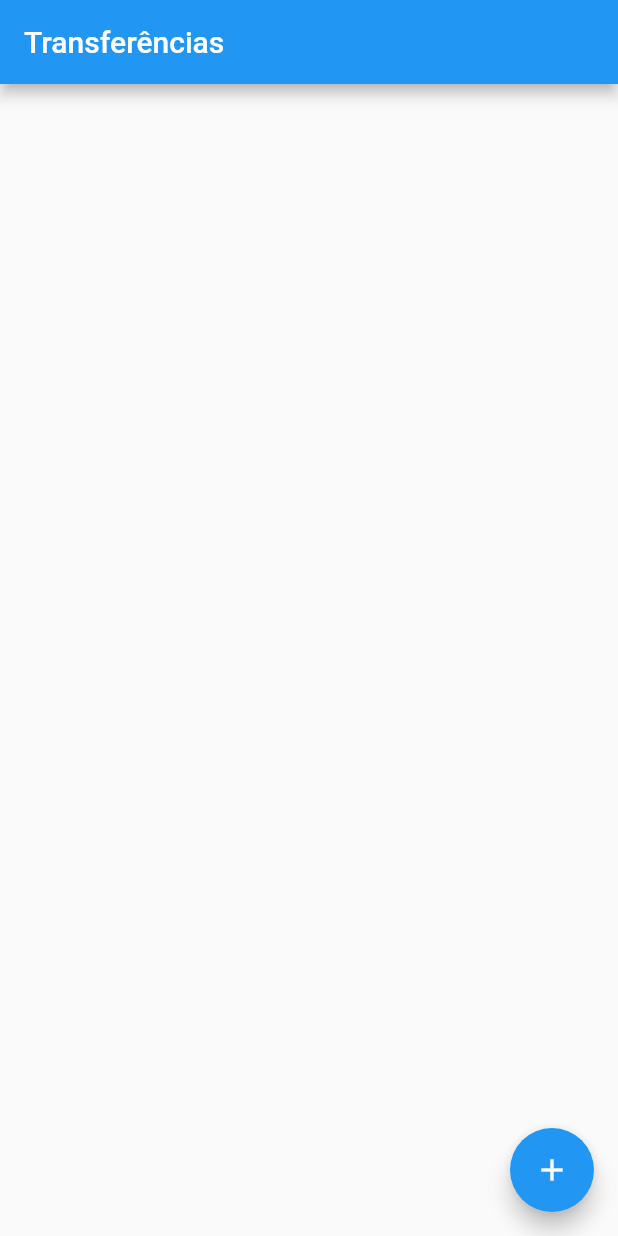
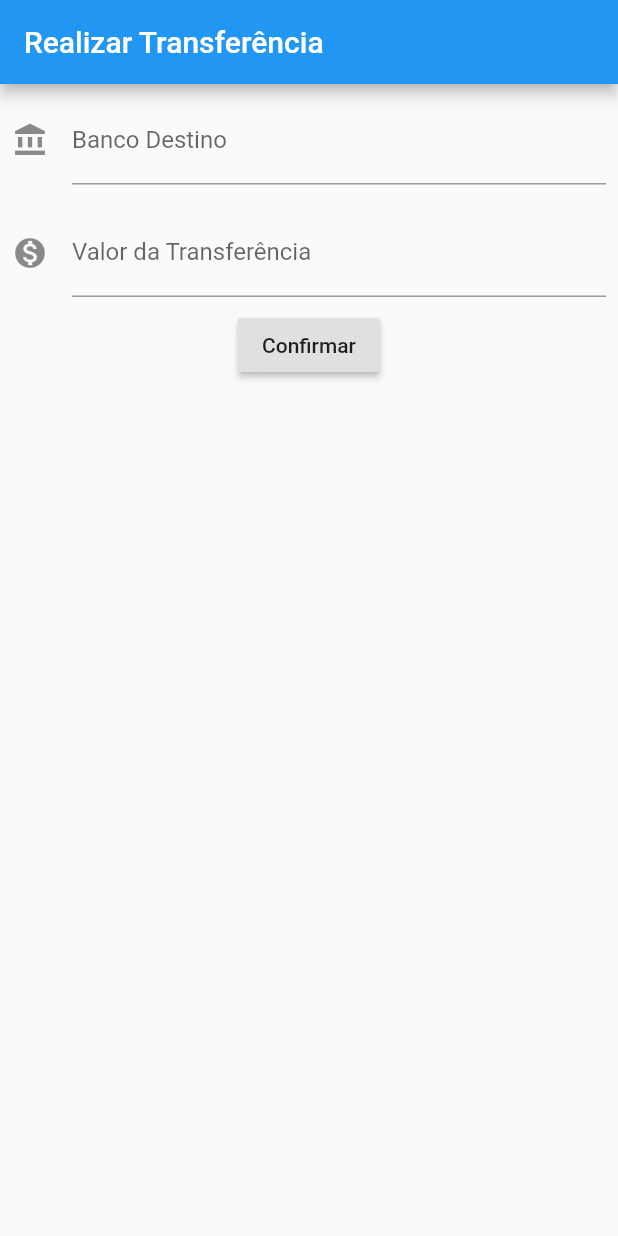
Before and after one commit to igupansini/Studying-Flutter, a Flutter app: the screen it shows after launch, on a phone screen of 412 x 824 dp. Run offline on Flutter 3.47's test engine with Material 2 defaults, Android fonts, the phone set to English and light mode, and no system bars.

```diff
--- a/bank/lib/main.dart
+++ b/bank/lib/main.dart
@@ -1,4 +1,6 @@
+import 'package:bank/transfer_form_screen.dart';
 import 'package:flutter/material.dart';
+import 'home_screen.dart';
 
 void main() {
   runApp(MyApp());
@@ -9,15 +11,7 @@ class MyApp extends StatelessWidget {
   Widget build(BuildContext context) {
     return MaterialApp(
       debugShowCheckedModeBanner: false,
-      home: Scaffold(
-        appBar: AppBar(
-          title: Text("Transferências"),
-        ),
-        floatingActionButton: FloatingActionButton(
-          child: Icon(Icons.add),
-          onPressed: () {},
-        ),
-      ),
+      home: TransferFormScreen(),
     );
   }
 }
--- /dev/null
+++ b/bank/lib/transfer.dart
@@ -0,0 +1,11 @@
+class Transfer {
+  final String bank;
+  final double value;
+
+  Transfer(this.bank, this.value);
+
+  @override
+  String toString() {
+    return 'Transfer {bank: $bank, value: $value}';
+  }
+}
--- /dev/null
+++ b/bank/lib/transfer_form_screen.dart
@@ -0,0 +1,55 @@
+import 'package:bank/transfer.dart';
+import 'package:flutter/material.dart';
+
+class TransferFormScreen extends StatelessWidget {
+  final TextEditingController _controllerBank = TextEditingController();
+  final TextEditingController _controllerValue = TextEditingController();
+
+  @override
+  Widget build(BuildContext context) {
+    return Scaffold(
+      appBar: AppBar(
+        title: Text("Realizar Transferência"),
+      ),
+      body: Column(
+        children: [
+          Padding(
+            padding: const EdgeInsets.all(8.0),
+            child: TextField(
+              controller: _controllerBank,
+              style: TextStyle(fontSize: 16.0),
+              decoration: InputDecoration(
+                  icon: Icon(Icons.account_balance),
+                  labelText: "Banco Destino",
+                  hintText: "Nubank"),
+            ),
+          ),
+          Padding(
+            padding: const EdgeInsets.all(8.0),
+            child: TextField(
+              controller: _controllerValue,
+              style: TextStyle(fontSize: 16.0),
+              decoration: InputDecoration(
+                  icon: Icon(Icons.monetization_on),
+                  labelText: "Valor da Transferência",
+                  hintText: "500,00"),
+              keyboardType: TextInputType.number,
+            ),
+          ),
+          RaisedButton(
+            child: Text("Confirmar"),
+            onPressed: () {
+              final String bank = _controllerBank.text;
+              final double value = double.tryParse(_controllerValue.text);
+
+              if (bank != null && value != null) {
+                final newTransfer = Transfer(bank, value);
+                debugPrint("$newTransfer");
+              }
+            },
+          )
+        ],
+      ),
+    );
+  }
+}
```
Also changed, not shown: bank/lib/home_screen.dart (added, +18 -0 lines), bank/lib/transfer_item.dart (added, +18 -0 lines), bank/lib/transfer_list.dart (added, +15 -0 lines).
